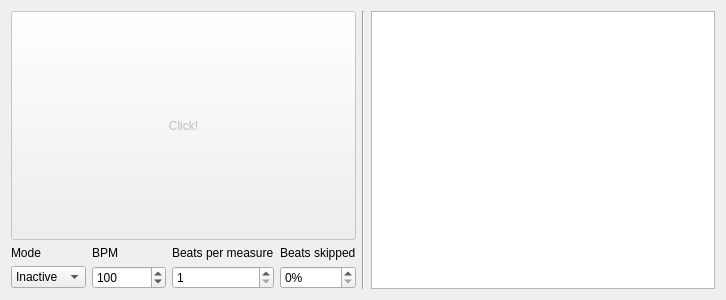
ispielman/guitartools, file guitartools/metronome.ui: the form before one commit.
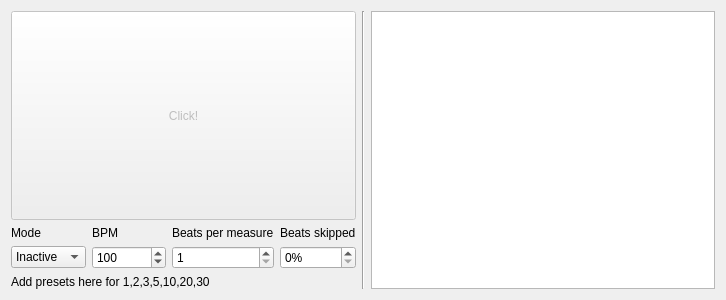
The form after the commit. Custom widgets are drawn as their Qt base class.

```diff
--- a/guitartools/metronome.ui
+++ b/guitartools/metronome.ui
@@ -139,6 +139,13 @@
        </item>
       </layout>
      </item>
+     <item>
+      <widget class="QLabel" name="label_4">
+       <property name="text">
+        <string>Add presets here for 1,2,3,5,10,20,30</string>
+       </property>
+      </widget>
+     </item>
     </layout>
    </item>
    <item>
```
